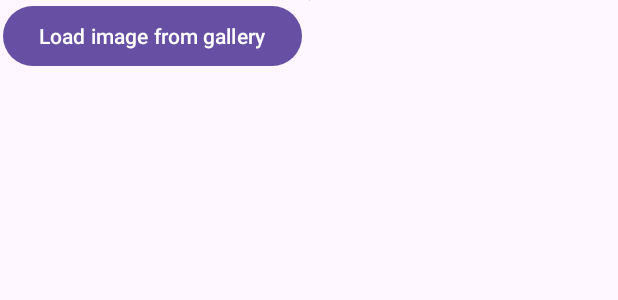
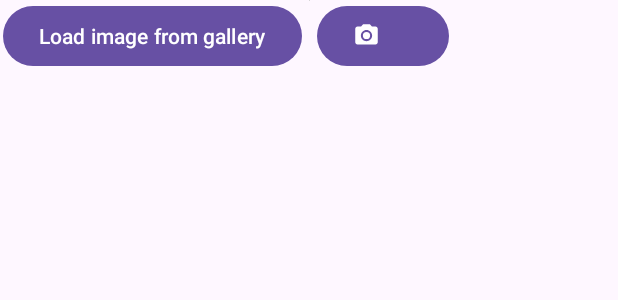
Before and after one commit to shaihi/Camera_MediaStore, an Android app: the layout activity_main.xml on its own in the app's theme, with its tools: preview values and no code run, on a phone screen of 412 x 824 dp. Shown: the top 300 px of the screen. Run offline under Robolectric (Android 15) with nearby library versions, the phone set to English and light mode, and no system bars.

Commit message:
Added camera button. Pressing it checks for permissions and then can launch the relevant functionality.

```diff
--- /dev/null
+++ b/app/src/main/res/drawable/baseline_camera_alt_24.xml
@@ -0,0 +1,7 @@
+<vector xmlns:android="http://schemas.android.com/apk/res/android" android:height="24dp" android:tint="#000000" android:viewportHeight="24" android:viewportWidth="24" android:width="24dp">
+
+    <path android:fillColor="@android:color/white" android:pathData="M12,12m-3.2,0a3.2,3.2 0,1 1,6.4 0a3.2,3.2 0,1 1,-6.4 0"/>
+
+    <path android:fillColor="@android:color/white" android:pathData="M9,2L7.17,4L4,4c-1.1,0 -2,0.9 -2,2v12c0,1.1 0.9,2 2,2h16c1.1,0 2,-0.9 2,-2L22,6c0,-1.1 -0.9,-2 -2,-2h-3.17L15,2L9,2zM12,17c-2.76,0 -5,-2.24 -5,-5s2.24,-5 5,-5 5,2.24 5,5 -2.24,5 -5,5z"/>
+
+</vector>
--- a/app/src/main/res/layout/activity_main.xml
+++ b/app/src/main/res/layout/activity_main.xml
@@ -14,12 +14,12 @@
         android:layout_marginTop="2dp"
         app:layout_constraintEnd_toEndOf="parent"
         app:layout_constraintStart_toStartOf="parent"
-        app:layout_constraintTop_toBottomOf="@+id/button"
+        app:layout_constraintTop_toBottomOf="@+id/loadButton"
         tools:srcCompat="@tools:sample/backgrounds/scenic"
-        app:layout_constraintBottom_toTopOf="@id/button"/>
+        app:layout_constraintBottom_toTopOf="@id/loadButton"/>
 
     <Button
-        android:id="@+id/button"
+        android:id="@+id/loadButton"
         android:layout_width="wrap_content"
         android:layout_height="wrap_content"
         android:layout_marginStart="2dp"
@@ -29,4 +29,13 @@
         app:layout_constraintStart_toStartOf="parent"
         app:layout_constraintTop_toBottomOf="@id/imageView"/>
 
+    <Button
+        android:id="@+id/captureBtn"
+        android:layout_width="wrap_content"
+        android:layout_height="wrap_content"
+        android:layout_marginLeft="10dp"
+        app:icon="@drawable/baseline_camera_alt_24"
+        app:layout_constraintBottom_toBottomOf="@id/loadButton"
+        app:layout_constraintStart_toEndOf="@id/loadButton" />
+
 </androidx.constraintlayout.widget.ConstraintLayout>
```
Also changed, not shown: app/src/main/java/com/shaihi/loadimage/MainActivity.java (+36 -2 lines).
